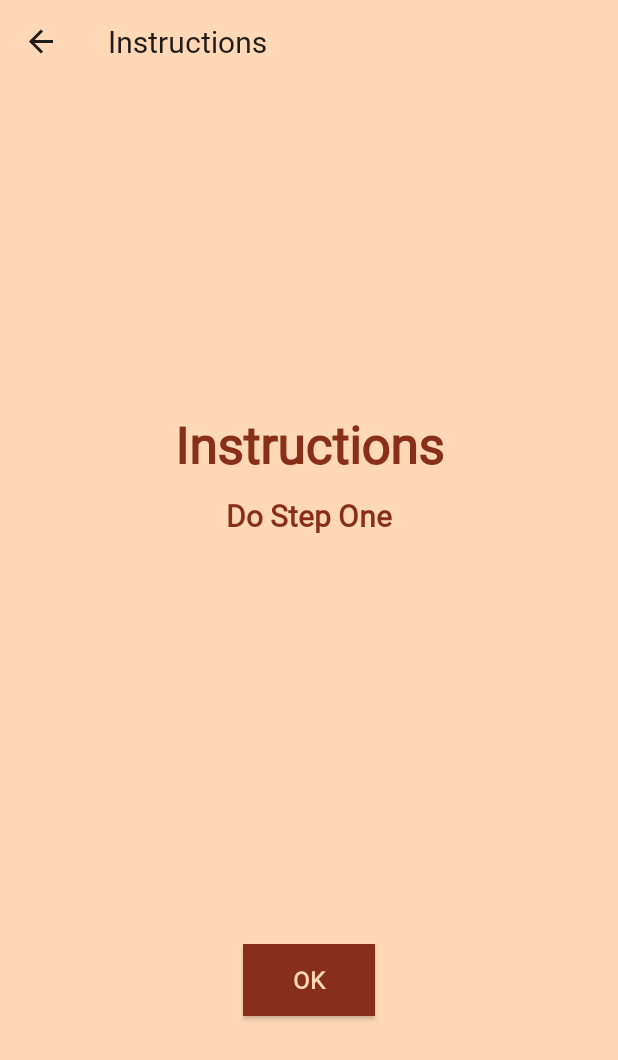
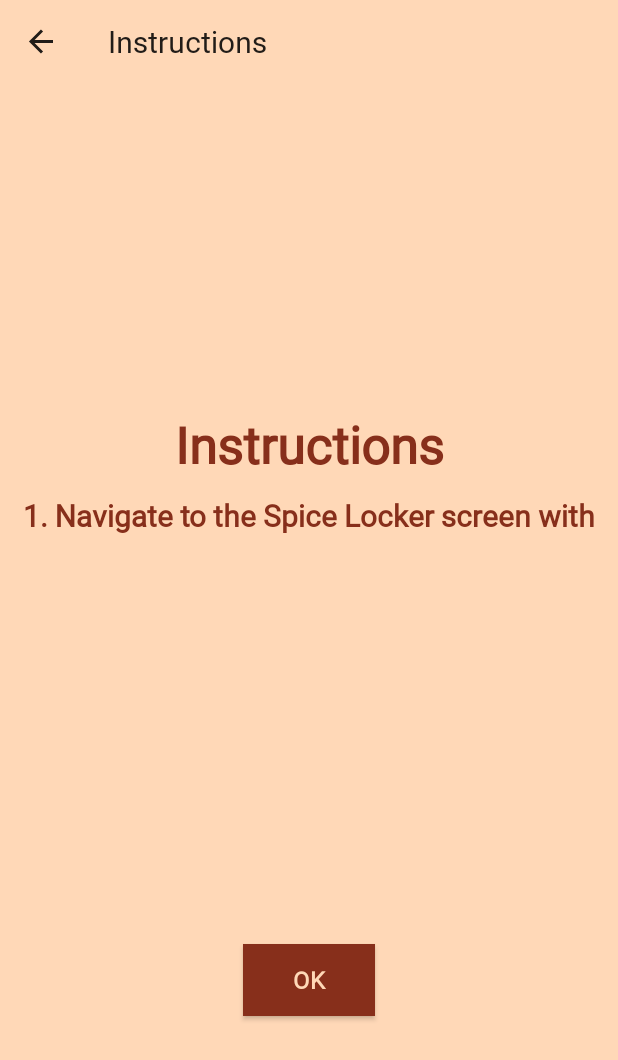
Before and after one commit to SamuelEwald/SpiceLocker, an Android app: the InstructionFragment screen opened through its navigation route, on a phone screen of 412 x 824 dp. Shown: the top 1060 px of the screen. Run offline under Robolectric (Android 15) with nearby library versions, the phone set to English and light mode, and no system bars; our stand-ins replace Timber, data binding, navigation-ui.

Commit message:
Converted all hardcoded text into string values

```diff
--- a/app/src/main/res/values/strings.xml
+++ b/app/src/main/res/values/strings.xml
@@ -6,9 +6,11 @@
     <string name="register_button_text">Register</string>
     <string name="welcome_title">Welcome to Spice Locker!</string>
     <string name="welcome_message">Tired of going to the store and buying spices you already have? Keep track of everything right here in Spice Locker! </string>
-    <string name="ok_button_text">Ok</string>
+    <string name="ok_button_text">OK</string>
     <string name="instruction_title">Instructions</string>
-    <string name="instruction_step_one">Do Step One</string>
+    <string name="instruction_step_one">
+        1. Navigate to the Spice Locker screen with
+    </string>
     <string name="formatted_spice_volume">%s%s</string>
     <string name="formatted_spice_used">%s%s</string>
     <string name="logout_text">Logout</string>
```
